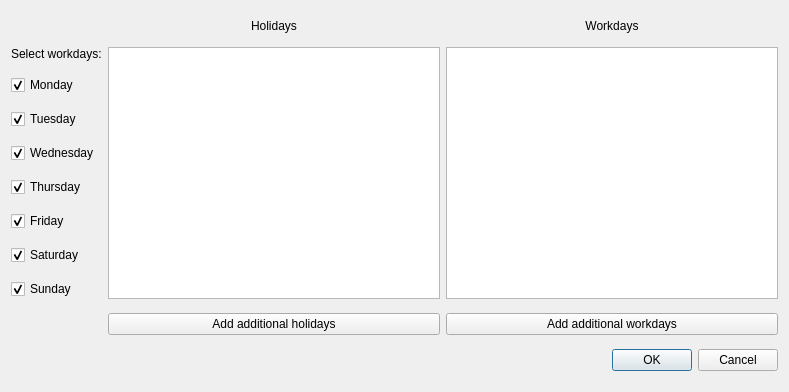
First picture: the form in qt_gui/ui/workdays_dialog.ui, repository ravenvz/SprintTimer, before the edit.
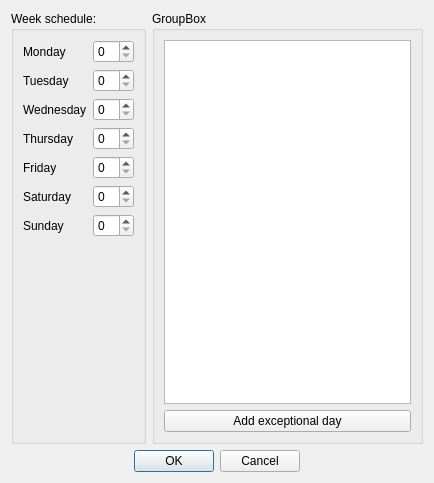
Second picture: the form after the edit. Custom widgets are drawn as their Qt base class.

```diff
--- a/qt_gui/ui/workdays_dialog.ui
+++ b/qt_gui/ui/workdays_dialog.ui
@@ -6,144 +6,124 @@
    <rect>
     <x>0</x>
     <y>0</y>
-    <width>789</width>
-    <height>392</height>
+    <width>434</width>
+    <height>483</height>
    </rect>
   </property>
   <property name="windowTitle">
    <string>Dialog</string>
   </property>
-  <layout class="QGridLayout" name="gridLayout">
-   <item row="5" column="0">
-    <widget class="QCheckBox" name="thursdayBox">
+  <layout class="QVBoxLayout" name="verticalLayout">
+   <item>
+    <layout class="QHBoxLayout" name="horizontalLayout">
+     <item>
+      <widget class="QGroupBox" name="weekScheduleGroupBox">
+       <property name="title">
+        <string>Week schedule:</string>
+       </property>
+       <layout class="QFormLayout" name="formLayout_2">
+        <item row="0" column="0">
+         <widget class="QLabel" name="labelMonday">
      <property name="text">
-      <string>Thursday</string>
-     </property>
-     <property name="checked">
-      <bool>true</bool>
+           <string>Monday</string>
      </property>
     </widget>
    </item>
+        <item row="0" column="1">
+         <widget class="QSpinBox" name="mondayBox"/>
+        </item>
    <item row="1" column="0">
-    <widget class="QLabel" name="label">
-     <property name="sizePolicy">
-      <sizepolicy hsizetype="Preferred" vsizetype="Fixed">
-       <horstretch>0</horstretch>
-       <verstretch>0</verstretch>
-      </sizepolicy>
-     </property>
+         <widget class="QLabel" name="labelTuesday">
      <property name="text">
-      <string>Select workdays:</string>
+           <string>Tuesday</string>
      </property>
     </widget>
    </item>
-   <item row="8" column="0">
-    <widget class="QCheckBox" name="sundayBox">
-     <property name="text">
-      <string>Sunday</string>
-     </property>
-     <property name="checked">
-      <bool>true</bool>
-     </property>
-    </widget>
+        <item row="1" column="1">
+         <widget class="QSpinBox" name="tuesdayBox"/>
    </item>
    <item row="2" column="0">
-    <widget class="QCheckBox" name="mondayBox">
-     <property name="text">
-      <string>Monday</string>
-     </property>
-     <property name="checked">
-      <bool>true</bool>
-     </property>
-    </widget>
-   </item>
-   <item row="4" column="0">
-    <widget class="QCheckBox" name="wednesdayBox">
+         <widget class="QLabel" name="labelWednesday">
      <property name="text">
       <string>Wednesday</string>
      </property>
-     <property name="checked">
-      <bool>true</bool>
-     </property>
-    </widget>
-   </item>
-   <item row="1" column="1" rowspan="8">
-    <widget class="sprint_timer::ui::qt_gui::ExtraDayListView" name="lvHolidays"/>
-   </item>
-   <item row="6" column="0">
-    <widget class="QCheckBox" name="fridayBox">
-     <property name="text">
-      <string>Friday</string>
-     </property>
-     <property name="checked">
-      <bool>true</bool>
-     </property>
-    </widget>
-   </item>
-   <item row="9" column="1">
-    <widget class="QPushButton" name="btnAddHolidays">
-     <property name="text">
-      <string>Add additional holidays</string>
-     </property>
-    </widget>
+         </widget>
+        </item>
+        <item row="2" column="1">
+         <widget class="QSpinBox" name="wednesdayBox"/>
    </item>
    <item row="3" column="0">
-    <widget class="QCheckBox" name="tuesdayBox">
+         <widget class="QLabel" name="labelThursday">
      <property name="text">
-      <string>Tuesday</string>
-     </property>
-     <property name="checked">
-      <bool>true</bool>
+           <string>Thursday</string>
+          </property>
+         </widget>
+        </item>
+        <item row="3" column="1">
+         <widget class="QSpinBox" name="thursdayBox"/>
+        </item>
+        <item row="4" column="0">
+         <widget class="QLabel" name="labelFriday">
+          <property name="text">
+           <string>Friday</string>
      </property>
     </widget>
    </item>
-   <item row="7" column="0">
-    <widget class="QCheckBox" name="saturdayBox">
+        <item row="4" column="1">
+         <widget class="QSpinBox" name="fridayBox"/>
+        </item>
+        <item row="5" column="0">
+         <widget class="QLabel" name="labelSaturday">
      <property name="text">
       <string>Saturday</string>
      </property>
-     <property name="checked">
-      <bool>true</bool>
-     </property>
-    </widget>
-   </item>
-   <item row="1" column="2" rowspan="8">
-    <widget class="sprint_timer::ui::qt_gui::ExtraDayListView" name="lvWorkdays"/>
-   </item>
-   <item row="9" column="2">
-    <widget class="QPushButton" name="btnAddWorkdays">
+         </widget>
+        </item>
+        <item row="5" column="1">
+         <widget class="QSpinBox" name="saturdayBox"/>
+        </item>
+        <item row="6" column="0">
+         <widget class="QLabel" name="labelSunday">
      <property name="text">
-      <string>Add additional workdays</string>
+           <string>Sunday</string>
      </property>
     </widget>
    </item>
-   <item row="0" column="1">
-    <widget class="QLabel" name="label_2">
+        <item row="6" column="1">
+         <widget class="QSpinBox" name="sundayBox"/>
+        </item>
+       </layout>
+      </widget>
+     </item>
+     <item>
+      <widget class="QGroupBox" name="ExceptionalDaysGroupBox">
+       <property name="title">
+        <string>GroupBox</string>
+       </property>
+       <layout class="QVBoxLayout" name="verticalLayout_2">
+        <item>
+         <widget class="QListView" name="listViewExceptionalDays">
      <property name="sizePolicy">
-      <sizepolicy hsizetype="Preferred" vsizetype="Fixed">
+           <sizepolicy hsizetype="Expanding" vsizetype="Expanding">
        <horstretch>0</horstretch>
        <verstretch>0</verstretch>
       </sizepolicy>
      </property>
-     <property name="text">
-      <string>Holidays</string>
-     </property>
-     <property name="alignment">
-      <set>Qt::AlignCenter</set>
-     </property>
-    </widget>
-   </item>
-   <item row="0" column="2">
-    <widget class="QLabel" name="label_3">
+         </widget>
+        </item>
+        <item>
+         <widget class="QPushButton" name="btnAddExceptionalDay">
      <property name="text">
-      <string>Workdays</string>
-     </property>
-     <property name="alignment">
-      <set>Qt::AlignCenter</set>
-     </property>
-    </widget>
-   </item>
-   <item row="11" column="2">
+           <string>Add exceptional day</string>
+          </property>
+         </widget>
+        </item>
+       </layout>
+      </widget>
+     </item>
+    </layout>
+   </item>
+   <item>
     <widget class="QDialogButtonBox" name="btnOkCancel">
      <property name="orientation">
       <enum>Qt::Horizontal</enum>
@@ -151,17 +131,13 @@
      <property name="standardButtons">
       <set>QDialogButtonBox::Cancel|QDialogButtonBox::Ok</set>
      </property>
+     <property name="centerButtons">
+      <bool>true</bool>
+     </property>
     </widget>
    </item>
   </layout>
  </widget>
- <customwidgets>
-  <customwidget>
-   <class>sprint_timer::ui::qt_gui::ExtraDayListView</class>
-   <extends>QListView</extends>
-   <header>qt_gui/widgets/ExtraDayListView.h</header>
-  </customwidget>
- </customwidgets>
  <resources/>
  <connections>
   <connection>
```
Left out of the diff: 34 changed lines with no effect on the pictures. Lines whose indentation alone changed are shown as unchanged.
